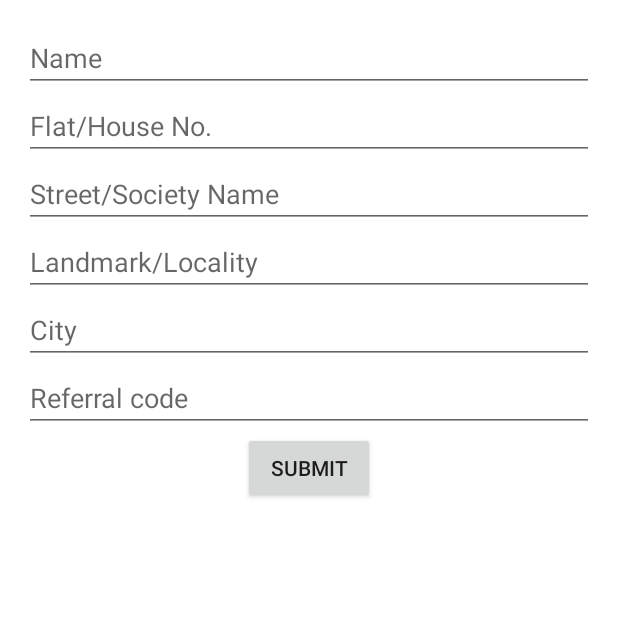
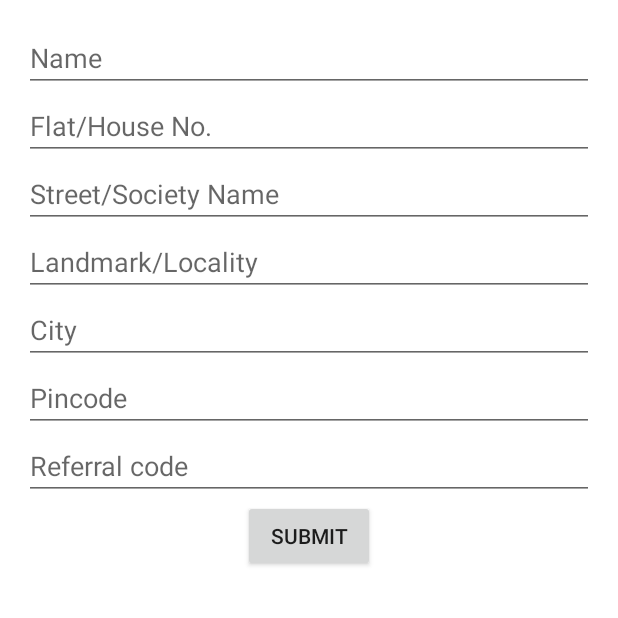
Before and after one commit to teamOSC/dhodu-android, an Android app: the fragment LoginDetailFragment placed in its activity, on a phone screen of 412 x 824 dp, the top half of it. Run offline under Robolectric (Android 15) with nearby library versions, the phone set to English and light mode, and no system bars; libraries missing offline, so code that uses them is left out: com.parse.

Commit message:
setting pincode and address

```diff
--- a/app/src/main/java/com/dhodu/android/LoginDetailFragment.java
+++ b/app/src/main/java/com/dhodu/android/LoginDetailFragment.java
@@ -29,6 +29,7 @@ public class LoginDetailFragment extends Fragment {
     private EditText street;
     private EditText locality;
     private EditText city;
+    private EditText pincode;
     private EditText referral;
 
 
@@ -60,6 +61,7 @@ public class LoginDetailFragment extends Fragment {
         street = (EditText) view.findViewById(R.id.address_street);
         locality = (EditText) view.findViewById(R.id.address_locality);
         city = (EditText) view.findViewById(R.id.address_city);
+        pincode = (EditText) view.findViewById(R.id.address_pincode);
         referral = (EditText) view.findViewById(R.id.referral);
         Button submit = (Button) view.findViewById(R.id.submit);
 
@@ -93,6 +95,7 @@ public class LoginDetailFragment extends Fragment {
         user.put("street", street.getText().toString());
         user.put("locality", locality.getText().toString());
         user.put("city", city.getText().toString());
+        user.put("pin", pincode.getText().toString());
 
         user.signUpInBackground(new SignUpCallback() {
             public void done(ParseException e) {
--- a/app/src/main/res/layout/drawer_left.xml
+++ b/app/src/main/res/layout/drawer_left.xml
@@ -59,6 +59,7 @@
             android:text="Address" />
 
         <TextView
+            android:id="@+id/profile_address"
             android:layout_width="match_parent"
             android:layout_height="wrap_content"
             android:text="I-2/8, Sector 16\nRohini\nNew Delhi 110058"
--- a/app/src/main/res/layout/fragment_login_detail.xml
+++ b/app/src/main/res/layout/fragment_login_detail.xml
@@ -47,6 +47,14 @@
         android:inputType="textPostalAddress" />
 
     <EditText
+        android:id="@+id/address_pincode"
+        android:layout_width="match_parent"
+        android:layout_height="wrap_content"
+        android:hint="Pincode"
+        android:imeOptions="actionNext"
+        android:inputType="number" />
+
+    <EditText
         android:id="@+id/referral"
         android:layout_width="match_parent"
         android:layout_height="wrap_content"
```
Also changed, not shown: app/src/main/java/com/dhodu/android/ui/LeftNavView.java (+15 -8 lines).
